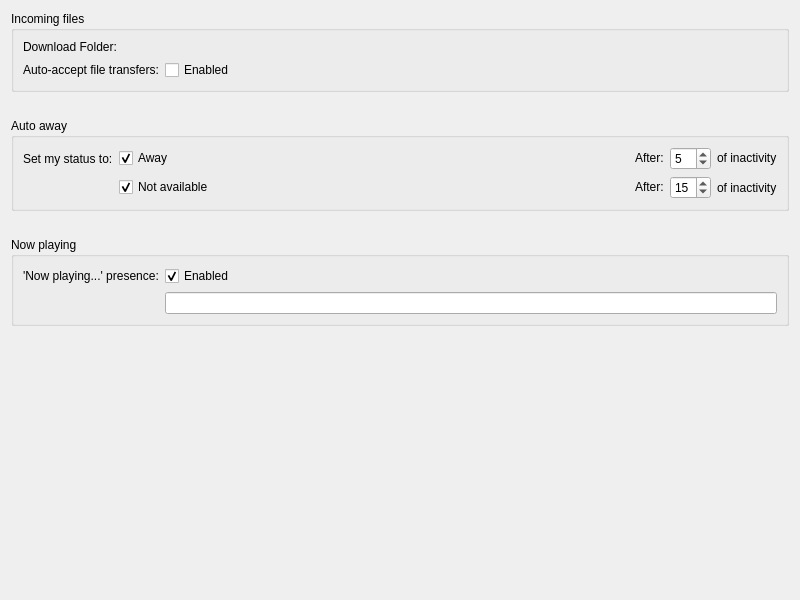
Old version of the form config/telepathy-kded-config.ui in the repository KDE/ktp-kded-module.
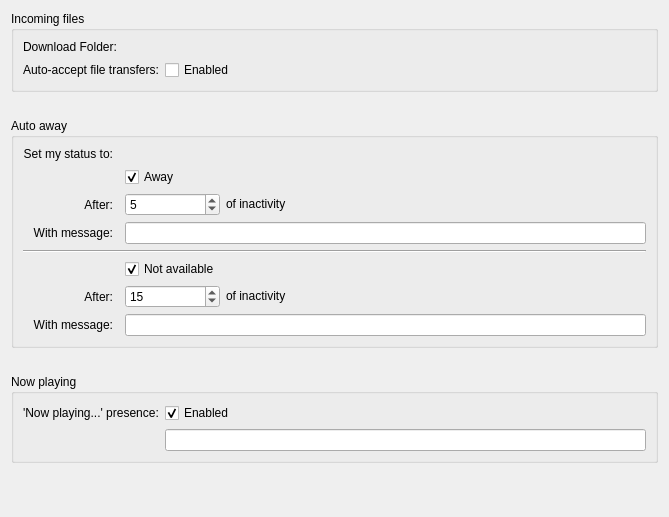
New version of the form. Custom widgets are drawn as their Qt base class.

Commit message: Enable setting presence message for auto-away

```diff
--- a/config/telepathy-kded-config.ui
+++ b/config/telepathy-kded-config.ui
@@ -6,8 +6,8 @@
    <rect>
     <x>0</x>
     <y>0</y>
-    <width>800</width>
-    <height>600</height>
+    <width>669</width>
+    <height>517</height>
    </rect>
   </property>
   <layout class="QVBoxLayout" name="verticalLayout">
@@ -82,27 +82,10 @@
       <string>Auto away</string>
      </property>
      <layout class="QGridLayout" name="gridLayout">
-      <item row="0" column="0">
-       <widget class="QLabel" name="label">
-        <property name="text">
-         <string>Set my status to:</string>
-        </property>
-       </widget>
-      </item>
-      <item row="0" column="1">
-       <widget class="QCheckBox" name="m_awayCheckBox">
-        <property name="text">
-         <string>Away</string>
-        </property>
-        <property name="checked">
-         <bool>true</bool>
-        </property>
-       </widget>
-      </item>
-      <item row="0" column="4">
+      <item row="2" column="0">
        <widget class="QLabel" name="m_awayMinsLabel">
         <property name="sizePolicy">
-         <sizepolicy hsizetype="Fixed" vsizetype="Fixed">
+         <sizepolicy hsizetype="Preferred" vsizetype="Preferred">
           <horstretch>0</horstretch>
           <verstretch>0</verstretch>
          </sizepolicy>
@@ -110,12 +93,15 @@
         <property name="text">
          <string>After:</string>
         </property>
+        <property name="alignment">
+         <set>Qt::AlignRight|Qt::AlignTrailing|Qt::AlignVCenter</set>
+        </property>
         <property name="buddy">
          <cstring>m_awayMins</cstring>
         </property>
        </widget>
       </item>
-      <item row="0" column="6">
+      <item row="2" column="2">
        <widget class="QSpinBox" name="m_awayMins">
         <property name="suffix">
          <string/>
@@ -125,21 +111,8 @@
         </property>
        </widget>
       </item>
-      <item row="1" column="1">
-       <widget class="QCheckBox" name="m_xaCheckBox">
-        <property name="text">
-         <string>Not available</string>
-        </property>
-        <property name="checked">
-         <bool>true</bool>
-        </property>
-        <property name="autoExclusive">
-         <bool>false</bool>
-        </property>
-       </widget>
-      </item>
-      <item row="1" column="4">
-       <widget class="QLabel" name="m_xaMinsLabel">
+      <item row="2" column="3">
+       <widget class="QLabel" name="label_2">
         <property name="sizePolicy">
          <sizepolicy hsizetype="Fixed" vsizetype="Fixed">
           <horstretch>0</horstretch>
@@ -147,14 +120,31 @@
          </sizepolicy>
         </property>
         <property name="text">
-         <string>After:</string>
+         <string>of inactivity</string>
         </property>
-        <property name="buddy">
-         <cstring>m_xaMins</cstring>
+       </widget>
+      </item>
+      <item row="3" column="0">
+       <widget class="QLabel" name="m_awayMessageLabel">
+        <property name="text">
+         <string>With message:</string>
         </property>
+        <property name="alignment">
+         <set>Qt::AlignRight|Qt::AlignTrailing|Qt::AlignVCenter</set>
+        </property>
        </widget>
       </item>
-      <item row="1" column="6">
+      <item row="3" column="2" colspan="4">
+       <widget class="KLineEdit" name="m_awayMessage"/>
+      </item>
+      <item row="4" column="0" colspan="6">
+       <widget class="Line" name="line">
+        <property name="orientation">
+         <enum>Qt::Horizontal</enum>
+        </property>
+       </widget>
+      </item>
+      <item row="6" column="2">
        <widget class="QSpinBox" name="m_xaMins">
         <property name="suffix">
          <string/>
@@ -164,52 +154,110 @@
         </property>
        </widget>
       </item>
-      <item row="0" column="7">
-       <widget class="QLabel" name="label_2">
-        <property name="sizePolicy">
-         <sizepolicy hsizetype="Fixed" vsizetype="Fixed">
-          <horstretch>0</horstretch>
-          <verstretch>0</verstretch>
-         </sizepolicy>
-        </property>
-        <property name="text">
-         <string>of inactivity</string>
-        </property>
-       </widget>
-      </item>
-      <item row="1" column="7">
+      <item row="6" column="3">
        <widget class="QLabel" name="label_3">
+        <property name="sizePolicy">
+         <sizepolicy hsizetype="Fixed" vsizetype="Fixed">
+          <horstretch>0</horstretch>
+          <verstretch>0</verstretch>
+         </sizepolicy>
+        </property>
         <property name="text">
          <string>of inactivity</string>
         </property>
        </widget>
       </item>
-      <item row="1" column="2">
-       <spacer name="horizontalSpacer_2">
-        <property name="orientation">
-         <enum>Qt::Horizontal</enum>
+      <item row="7" column="0">
+       <widget class="QLabel" name="m_xaMessageLabel">
+        <property name="text">
+         <string>With message:</string>
         </property>
-        <property name="sizeHint" stdset="0">
-         <size>
-          <width>456</width>
-          <height>20</height>
-         </size>
+        <property name="alignment">
+         <set>Qt::AlignRight|Qt::AlignTrailing|Qt::AlignVCenter</set>
         </property>
-       </spacer>
+       </widget>
       </item>
-      <item row="0" column="2">
+      <item row="7" column="2" colspan="4">
+       <widget class="KLineEdit" name="m_xaMessage"/>
+      </item>
+      <item row="2" column="5">
        <spacer name="horizontalSpacer">
         <property name="orientation">
          <enum>Qt::Horizontal</enum>
         </property>
         <property name="sizeHint" stdset="0">
          <size>
-          <width>456</width>
+          <width>40</width>
           <height>20</height>
          </size>
         </property>
        </spacer>
       </item>
+      <item row="6" column="4" colspan="2">
+       <spacer name="horizontalSpacer_2">
+        <property name="orientation">
+         <enum>Qt::Horizontal</enum>
+        </property>
+        <property name="sizeHint" stdset="0">
+         <size>
+          <width>40</width>
+          <height>20</height>
+         </size>
+        </property>
+       </spacer>
+      </item>
+      <item row="0" column="0">
+       <widget class="QLabel" name="label">
+        <property name="text">
+         <string>Set my status to:</string>
+        </property>
+        <property name="alignment">
+         <set>Qt::AlignRight|Qt::AlignTrailing|Qt::AlignVCenter</set>
+        </property>
+       </widget>
+      </item>
+      <item row="6" column="0">
+       <widget class="QLabel" name="m_xaMinsLabel">
+        <property name="sizePolicy">
+         <sizepolicy hsizetype="Preferred" vsizetype="Preferred">
+          <horstretch>0</horstretch>
+          <verstretch>0</verstretch>
+         </sizepolicy>
+        </property>
+        <property name="text">
+         <string>After:</string>
+        </property>
+        <property name="alignment">
+         <set>Qt::AlignRight|Qt::AlignTrailing|Qt::AlignVCenter</set>
+        </property>
+        <property name="buddy">
+         <cstring>m_xaMins</cstring>
+        </property>
+       </widget>
+      </item>
+      <item row="1" column="2">
+       <widget class="QCheckBox" name="m_awayCheckBox">
+        <property name="text">
+         <string>Away</string>
+        </property>
+        <property name="checked">
+         <bool>true</bool>
+        </property>
+       </widget>
+      </item>
+      <item row="5" column="2">
+       <widget class="QCheckBox" name="m_xaCheckBox">
+        <property name="text">
+         <string>Not available</string>
+        </property>
+        <property name="checked">
+         <bool>true</bool>
+        </property>
+        <property name="autoExclusive">
+         <bool>false</bool>
+        </property>
+       </widget>
+      </item>
      </layout>
     </widget>
    </item>
@@ -255,7 +303,7 @@
         </property>
        </widget>
       </item>
-      <item row="1" column="1">
+      <item row="3" column="1">
        <widget class="QLineEdit" name="m_nowPlayingText">
         <property name="text">
          <string/>
@@ -281,6 +329,11 @@
   </layout>
  </widget>
  <customwidgets>
+  <customwidget>
+   <class>KLineEdit</class>
+   <extends>QLineEdit</extends>
+   <header>klineedit.h</header>
+  </customwidget>
   <customwidget>
    <class>KUrlRequester</class>
    <extends>QFrame</extends>
```
Left out of the diff: 2 changed lines with no effect on the pictures. The commit also changes 6 other files.
